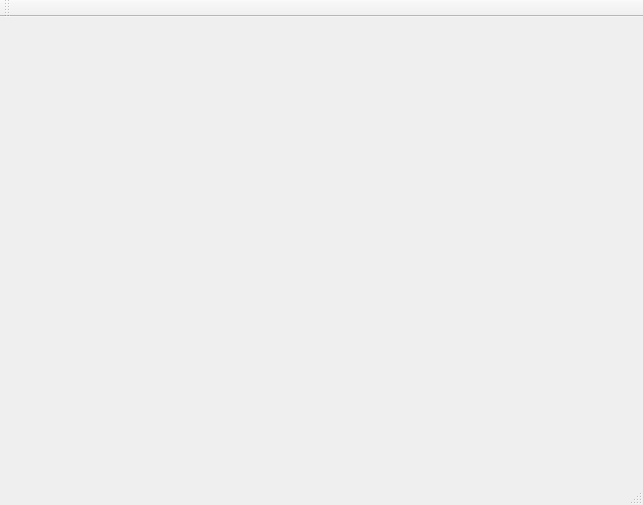
The window that Stadium_Trip/mainwindow.ui (trucnguyen76/CS1D---Project-2) describes before a commit, drawn with Qt 5.
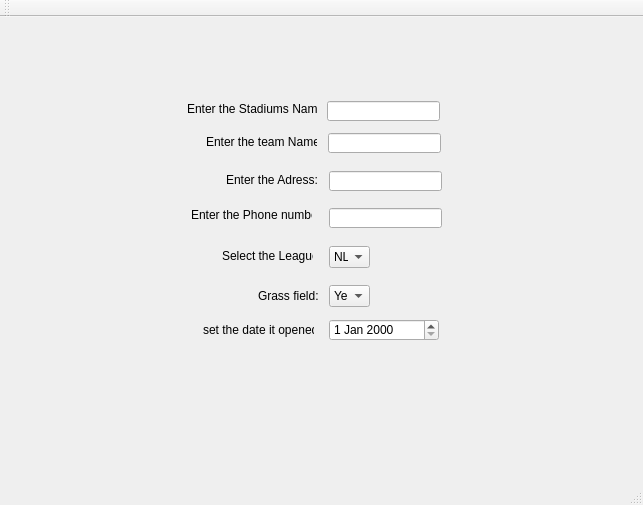
The same window after the commit.

Commit message: Added amin add stadium page

```diff
--- a/Stadium_Trip/mainwindow.ui
+++ b/Stadium_Trip/mainwindow.ui
@@ -27,7 +27,7 @@
      </rect>
     </property>
     <property name="currentIndex">
-     <number>1</number>
+     <number>4</number>
     </property>
     <widget class="QWidget" name="mainPage">
      <widget class="QLabel" name="ballGame_image">
@@ -236,6 +236,209 @@
       </property>
      </widget>
     </widget>
+    <widget class="QWidget" name="addStadiumPage">
+     <widget class="QLineEdit" name="stadiumNameBox">
+      <property name="geometry">
+       <rect>
+        <x>327</x>
+        <y>85</y>
+        <width>113</width>
+        <height>20</height>
+       </rect>
+      </property>
+     </widget>
+     <widget class="QLabel" name="NameLabel">
+      <property name="geometry">
+       <rect>
+        <x>187</x>
+        <y>85</y>
+        <width>131</width>
+        <height>16</height>
+       </rect>
+      </property>
+      <property name="text">
+       <string>Enter the Stadiums Name:</string>
+      </property>
+     </widget>
+     <widget class="QLabel" name="teamNameLabel">
+      <property name="geometry">
+       <rect>
+        <x>206</x>
+        <y>118</y>
+        <width>111</width>
+        <height>16</height>
+       </rect>
+      </property>
+      <property name="text">
+       <string>Enter the team Name:</string>
+      </property>
+     </widget>
+     <widget class="QLineEdit" name="teamNameBox">
+      <property name="geometry">
+       <rect>
+        <x>328</x>
+        <y>117</y>
+        <width>113</width>
+        <height>20</height>
+       </rect>
+      </property>
+     </widget>
+     <widget class="QLabel" name="addressLabel">
+      <property name="geometry">
+       <rect>
+        <x>226</x>
+        <y>156</y>
+        <width>91</width>
+        <height>16</height>
+       </rect>
+      </property>
+      <property name="text">
+       <string>Enter the Adress:</string>
+      </property>
+     </widget>
+     <widget class="QLineEdit" name="addressBox">
+      <property name="geometry">
+       <rect>
+        <x>329</x>
+        <y>155</y>
+        <width>113</width>
+        <height>20</height>
+       </rect>
+      </property>
+     </widget>
+     <widget class="QLabel" name="phoneLabel">
+      <property name="geometry">
+       <rect>
+        <x>191</x>
+        <y>191</y>
+        <width>121</width>
+        <height>16</height>
+       </rect>
+      </property>
+      <property name="text">
+       <string>Enter the Phone number:</string>
+      </property>
+     </widget>
+     <widget class="QLineEdit" name="phoineBox">
+      <property name="geometry">
+       <rect>
+        <x>329</x>
+        <y>192</y>
+        <width>113</width>
+        <height>20</height>
+       </rect>
+      </property>
+     </widget>
+     <widget class="QLabel" name="leagueLabel">
+      <property name="geometry">
+       <rect>
+        <x>222</x>
+        <y>232</y>
+        <width>91</width>
+        <height>16</height>
+       </rect>
+      </property>
+      <property name="text">
+       <string>Select the League:</string>
+      </property>
+     </widget>
+     <widget class="QComboBox" name="leagueComboBox">
+      <property name="geometry">
+       <rect>
+        <x>329</x>
+        <y>230</y>
+        <width>41</width>
+        <height>22</height>
+       </rect>
+      </property>
+      <item>
+       <property name="text">
+        <string>NL</string>
+       </property>
+      </item>
+      <item>
+       <property name="text">
+        <string>AL</string>
+       </property>
+      </item>
+     </widget>
+     <widget class="QLabel" name="dateLabel">
+      <property name="geometry">
+       <rect>
+        <x>203</x>
+        <y>306</y>
+        <width>111</width>
+        <height>16</height>
+       </rect>
+      </property>
+      <property name="text">
+       <string>set the date it opened:</string>
+      </property>
+     </widget>
+     <widget class="QDateEdit" name="dateEdit">
+      <property name="geometry">
+       <rect>
+        <x>329</x>
+        <y>303</y>
+        <width>110</width>
+        <height>22</height>
+       </rect>
+      </property>
+      <property name="maximumDateTime">
+       <datetime>
+        <hour>23</hour>
+        <minute>59</minute>
+        <second>59</second>
+        <year>2015</year>
+        <month>5</month>
+        <day>17</day>
+       </datetime>
+      </property>
+      <property name="minimumDateTime">
+       <datetime>
+        <hour>0</hour>
+        <minute>0</minute>
+        <second>0</second>
+        <year>1800</year>
+        <month>1</month>
+        <day>1</day>
+       </datetime>
+      </property>
+     </widget>
+     <widget class="QLabel" name="grassLabel">
+      <property name="geometry">
+       <rect>
+        <x>258</x>
+        <y>272</y>
+        <width>61</width>
+        <height>16</height>
+       </rect>
+      </property>
+      <property name="text">
+       <string>Grass field:</string>
+      </property>
+     </widget>
+     <widget class="QComboBox" name="grassComboBox">
+      <property name="geometry">
+       <rect>
+        <x>329</x>
+        <y>269</y>
+        <width>41</width>
+        <height>22</height>
+       </rect>
+      </property>
+      <item>
+       <property name="text">
+        <string>Yes</string>
+       </property>
+      </item>
+      <item>
+       <property name="text">
+        <string>No</string>
+       </property>
+      </item>
+     </widget>
+    </widget>
     <widget class="QWidget" name="modifyStadiumPage">
      <widget class="QPushButton" name="modifyStadiumBtn">
       <property name="geometry">
```
The commit also changes 6 other files.
